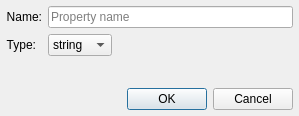
This is src/gui/properties/add_property_dialog.ui in albin-johansson/tactile as Qt 5 draws it before an edit. The edited form follows.
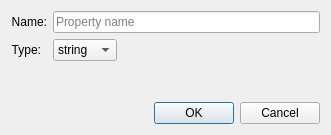
This is the edited form.

```diff
--- a/src/gui/properties/add_property_dialog.ui
+++ b/src/gui/properties/add_property_dialog.ui
@@ -6,8 +6,8 @@
    <rect>
     <x>0</x>
     <y>0</y>
-    <width>299</width>
-    <height>116</height>
+    <width>331</width>
+    <height>135</height>
    </rect>
   </property>
   <property name="sizePolicy">
@@ -21,16 +21,16 @@
   </property>
   <layout class="QVBoxLayout" name="verticalLayout">
    <property name="leftMargin">
-    <number>6</number>
+    <number>11</number>
    </property>
    <property name="topMargin">
-    <number>6</number>
+    <number>11</number>
    </property>
    <property name="rightMargin">
-    <number>6</number>
+    <number>11</number>
    </property>
    <property name="bottomMargin">
-    <number>6</number>
+    <number>11</number>
    </property>
    <item>
     <layout class="QFormLayout" name="formLayout">
```
